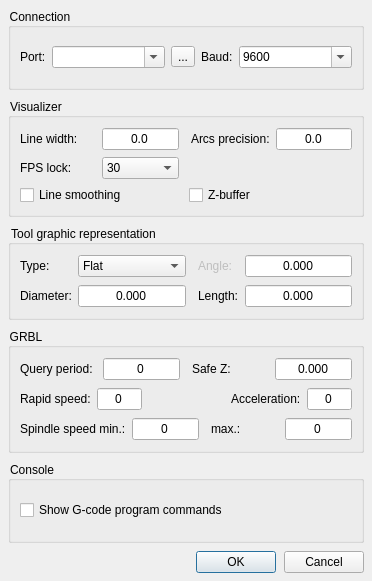
First picture: the form in frmsettings.ui, repository Denvi/Candle, before the edit.
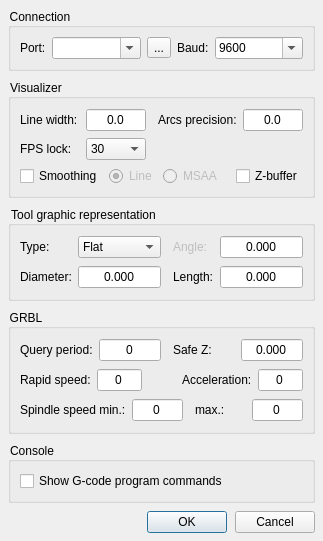
Second picture: the form after the edit. Icons and pictures are not drawn.

Diff of the .ui file:
```diff
--- a/frmsettings.ui
+++ b/frmsettings.ui
@@ -6,8 +6,8 @@
    <rect>
     <x>0</x>
     <y>0</y>
-    <width>372</width>
-    <height>581</height>
+    <width>323</width>
+    <height>491</height>
    </rect>
   </property>
   <property name="windowTitle">
@@ -230,10 +230,46 @@
         <item>
          <widget class="QCheckBox" name="chkAntialiasing">
           <property name="text">
-           <string>Line smoothing</string>
+           <string>Smoothing</string>
           </property>
          </widget>
         </item>
+        <item>
+         <widget class="QRadioButton" name="radLine">
+          <property name="enabled">
+           <bool>false</bool>
+          </property>
+          <property name="text">
+           <string>Line</string>
+          </property>
+          <property name="checked">
+           <bool>true</bool>
+          </property>
+         </widget>
+        </item>
+        <item>
+         <widget class="QRadioButton" name="radMSAA">
+          <property name="enabled">
+           <bool>false</bool>
+          </property>
+          <property name="text">
+           <string>MSAA</string>
+          </property>
+         </widget>
+        </item>
+        <item>
+         <spacer name="horizontalSpacer_3">
+          <property name="orientation">
+           <enum>Qt::Horizontal</enum>
+          </property>
+          <property name="sizeHint" stdset="0">
+           <size>
+            <width>40</width>
+            <height>20</height>
+           </size>
+          </property>
+         </spacer>
+        </item>
         <item>
          <widget class="QCheckBox" name="chkZBuffer">
           <property name="text">
```
Left out of the diff: 35 changed lines with no effect on the pictures.
